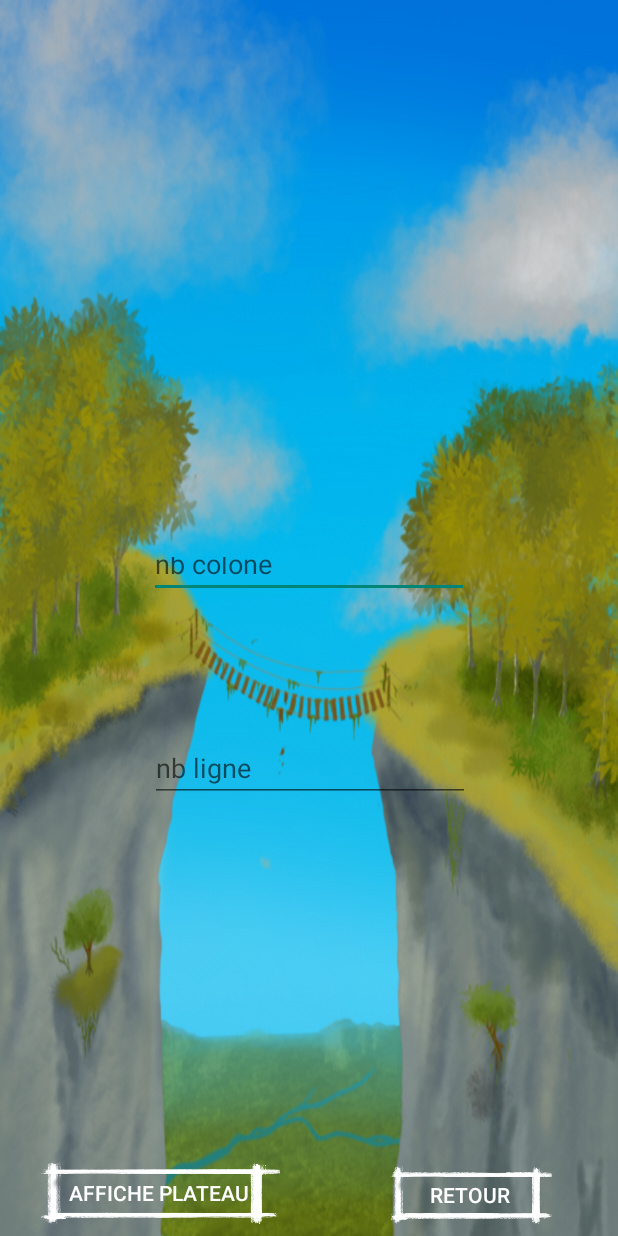
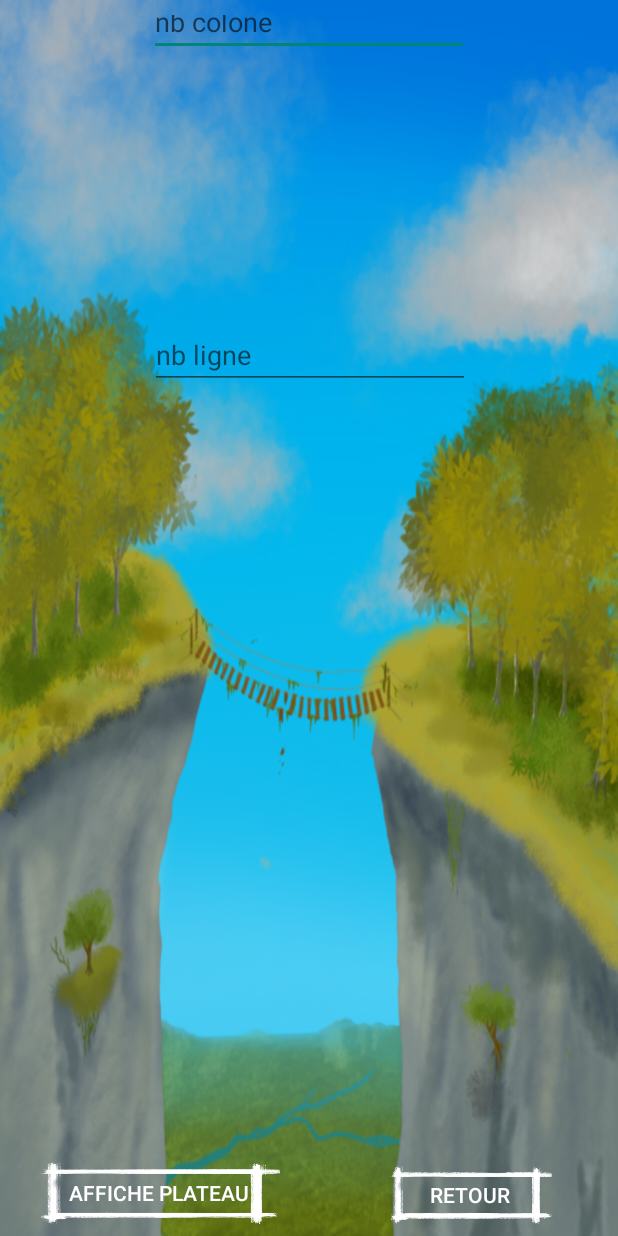
Before and after one commit to CorentinGautier/SIAMAMUSE, an Android app: the Activity_CreationPlateau screen opened directly, with no data from a screen before it, on a phone screen of 412 x 824 dp. Run offline under Robolectric (Android 15) with nearby library versions, the phone set to English and light mode, and no system bars.

Commit message:
création plateau debut

```diff
--- a/app/src/main/java/corp/siam/siamamuse/Plateau/Activity_CreationPlateau.java
+++ b/app/src/main/java/corp/siam/siamamuse/Plateau/Activity_CreationPlateau.java
@@ -1,7 +1,6 @@
 package corp.siam.siamamuse.Plateau;
 
 import android.content.Intent;
-import android.support.constraint.Placeholder;
 import android.support.v7.app.AppCompatActivity;
 import android.os.Bundle;
 import android.util.DisplayMetrics;
@@ -11,9 +10,7 @@ import android.view.ViewGroup;
 import android.widget.Button;
 import android.widget.EditText;
 import android.widget.ImageButton;
-import android.widget.ImageView;
 import android.widget.TableLayout;
-import android.widget.TableRow;
 
 import org.xml.sax.SAXException;
 
--- a/app/src/main/res/layout/activity__creation_plateau.xml
+++ b/app/src/main/res/layout/activity__creation_plateau.xml
@@ -13,14 +13,13 @@
         android:layout_width="wrap_content"
         android:layout_height="37dp"
         android:layout_marginStart="8dp"
-        android:layout_marginTop="8dp"
         android:layout_marginEnd="8dp"
         android:ems="10"
         android:hint="nb colone"
         android:inputType="textPersonName"
         app:layout_constraintEnd_toEndOf="parent"
         app:layout_constraintStart_toStartOf="parent"
-        app:layout_constraintTop_toBottomOf="@+id/scrollView1" />
+        tools:layout_editor_absoluteY="361dp" />
 
     <EditText
         android:id="@+id/editTextNbLigne"
@@ -73,23 +72,4 @@
         app:layout_constraintStart_toStartOf="parent"
         tools:ignore="MissingConstraints" />
 
-    <ScrollView xmlns:android="http://schemas.android.com/apk/res/android"
-        android:id="@+id/scrollView1"
-        android:layout_width="396dp"
-        android:layout_height="353dp"
-        android:layout_marginBottom="8dp"
-        app:layout_constraintBottom_toBottomOf="parent"
-        app:layout_constraintEnd_toEndOf="parent"
-        app:layout_constraintHorizontal_bias="0.0"
-        app:layout_constraintStart_toStartOf="parent"
-        app:layout_constraintTop_toTopOf="parent"
-        app:layout_constraintVertical_bias="0.0">
-
-        <TableLayout
-            android:id="@+id/idTable"
-            android:layout_width="fill_parent"
-            android:layout_height="wrap_content"
-            android:stretchColumns="0"></TableLayout>
-
-    </ScrollView>
 </android.support.constraint.ConstraintLayout>
```
